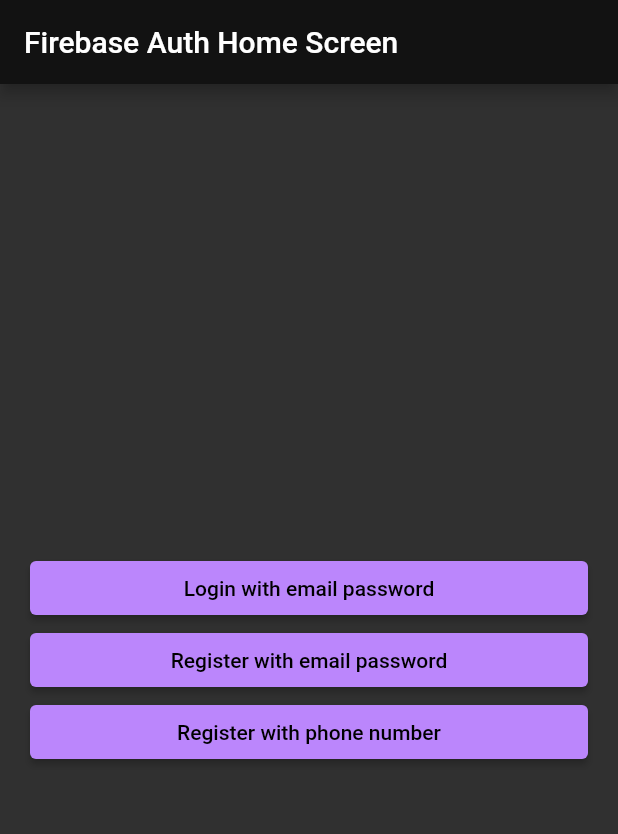
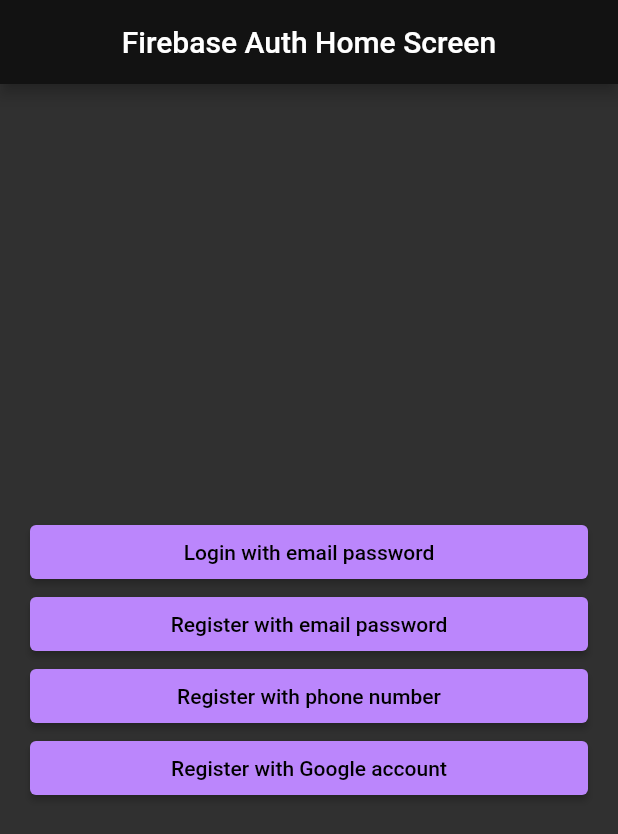
Before and after one commit to cemavcii/flutter-firebase_auth, a Flutter app: the screen it shows after launch, on a phone screen of 412 x 824 dp. Shown: the top 834 px of the screen. Run offline on Flutter 3.47's test engine with Material 2 defaults, Android fonts, the phone set to English and light mode, and no system bars; our stand-ins replace firebase_auth, firebase_core, google_sign_in; accounts and stored records are empty.

Commit message:
google signin implemented

```diff
--- a/lib/main.dart
+++ b/lib/main.dart
@@ -17,7 +17,10 @@ class FirebaseAuthApp extends StatelessWidget {
     return MaterialApp(
       title: 'Firebase Auth Test',
       debugShowCheckedModeBanner: false,
-      theme: ThemeData(colorScheme: const ColorScheme.dark()),
+      theme: ThemeData(
+        colorScheme: const ColorScheme.dark(),
+        appBarTheme: const AppBarTheme(centerTitle: true),
+      ),
       home: const HomeScreenView(),
     );
   }
--- a/lib/pages/home_page.dart
+++ b/lib/pages/home_page.dart
@@ -1,6 +1,8 @@
+import 'package:firebase_auth/firebase_auth.dart';
 import 'package:firebase_auth_testt/pages/phone_signin_view.dart';
 import 'package:firebase_auth_testt/pages/signin_email_password_view.dart';
 import 'package:firebase_auth_testt/pages/signup_email_password.dart';
+import 'package:firebase_auth_testt/services/firebase_auth_manager.dart';
 import 'package:firebase_auth_testt/utils/navigator.dart';
 import 'package:firebase_auth_testt/widgets/elevated_button_widget.dart';
 import 'package:flutter/material.dart';
@@ -39,6 +41,12 @@ class _HomeScreenViewState extends State<HomeScreenView> {
                 onPressed: () {
                   NavigatorUtils().pushNext(context, const PhoneSigninView());
                 }),
+            ElevatedButtonWidged(
+                buttonText: 'Register with Google account',
+                onPressed: () {
+                  FirebaseAuthManager(FirebaseAuth.instance)
+                      .signinWithGoogle(context);
+                }),
           ],
         ),
       ),
```
Also changed, not shown: lib/services/firebase_auth_manager.dart (+25 -1 lines), 2 other files.
